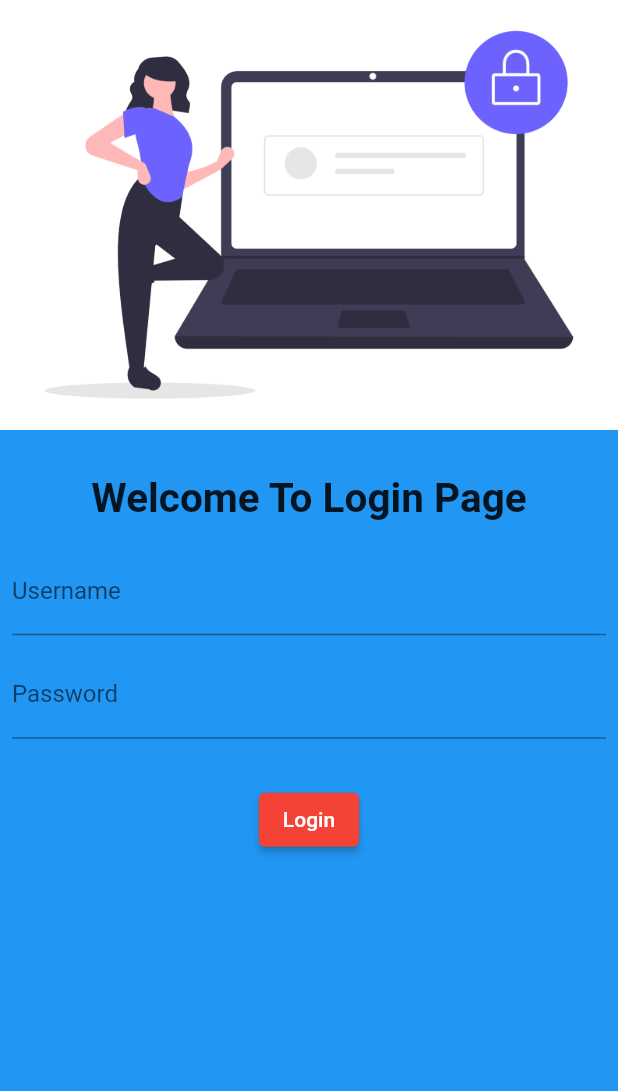
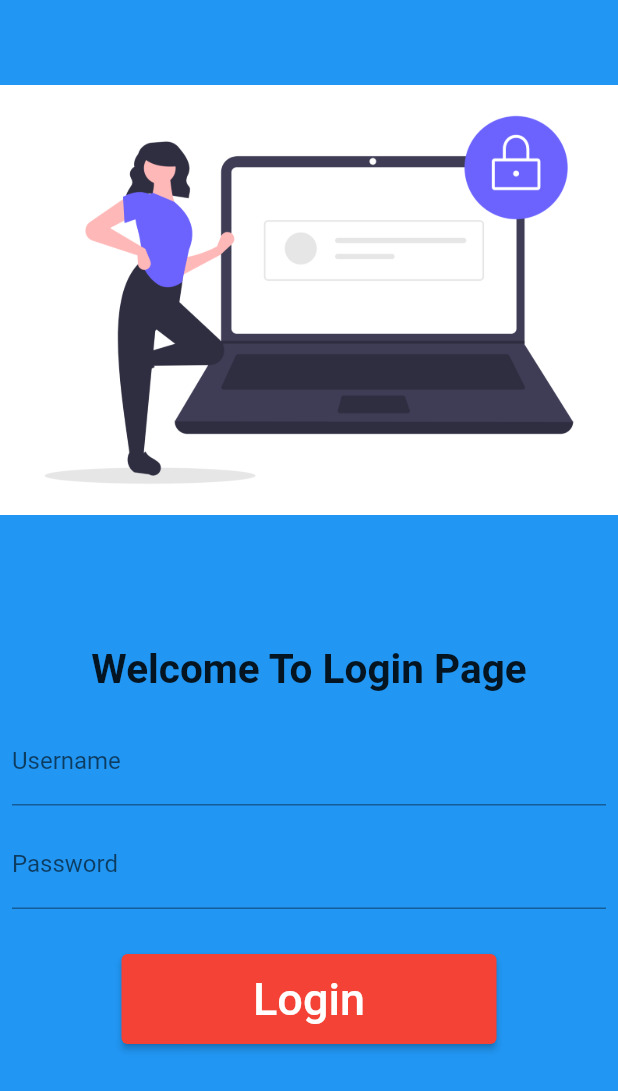
Before and after one commit to aryamanbansal15/LearningFlutter, a Flutter app: the screen it shows after launch, on a phone screen of 412 x 824 dp. Shown: the top 1091 px of the screen. Run offline on Flutter 3.47's test engine with Material 3 defaults, Android fonts, the phone set to English and light mode, and no system bars.

Commit message:
Day 5 Completed

```diff
--- a/lib/Pages/login_page.dart
+++ b/lib/Pages/login_page.dart
@@ -1,4 +1,5 @@
 import 'package:flutter/material.dart';
+import 'package:fourth_app/utils/routes.dart';
 
 class LoginPage extends StatelessWidget {
   const LoginPage({super.key});
@@ -7,10 +8,12 @@ class LoginPage extends StatelessWidget {
   Widget build(BuildContext context) {
     return Material(
       color:Colors.blue,
-      child:Column(
+      child:SingleChildScrollView(
+        child: Column(
           children: [
             Image.asset("assets/images/login_page.png",
               fit: BoxFit.scaleDown,
+              height:400 ,
             ),
             SizedBox(
               height: 30,
@@ -45,14 +48,18 @@ class LoginPage extends StatelessWidget {
               ),
               ElevatedButton(
                   onPressed: (){
-
+                    Navigator.pushNamed(context, MyRoutes.homeRoute);
                   },
-                child: Text("Login")),
-
+                  style: TextButton.styleFrom(minimumSize: Size(250, 60)),
+                  child: Text("Login", style: TextStyle(
+                    fontSize: 30,
+                  )
+                  )),
             ],
           ),
         )
           ],
+        ),
       )
     );
   }
--- a/lib/main.dart
+++ b/lib/main.dart
@@ -1,5 +1,6 @@
 import 'package:flutter/material.dart';
 import 'package:fourth_app/Pages/login_page.dart';
+import 'package:fourth_app/utils/routes.dart';
 import 'Pages/home_page.dart';
 
 void main(){
@@ -25,7 +26,8 @@ class MyApp extends StatelessWidget {
       initialRoute: "/",
       routes: {
         "/": (context) => LoginPage(), // Run By Default
-        "/home": (context) => HomePage(),
+        MyRoutes.homeRoute: (context) => HomePage(),
+        MyRoutes.loginRoute: (context)=> LoginPage(),
       },
     );
   }
--- /dev/null
+++ b/lib/utils/routes.dart
@@ -0,0 +1,5 @@
+class MyRoutes
+{
+  static String loginRoute = "/";
+  static String homeRoute = "/home";
+}
```
Lines whose indentation alone changed are shown as unchanged.
